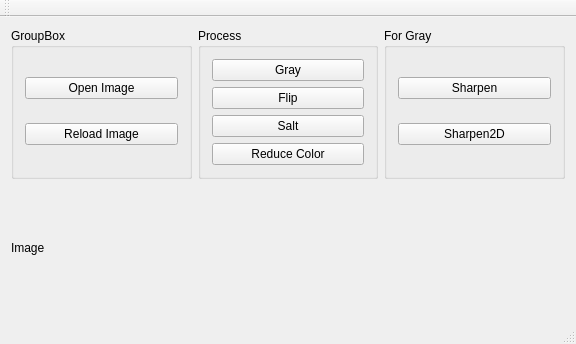
Above: OpenCarVision/mainwindow.ui from baidut/ITS before the change. Below: the same form after it.
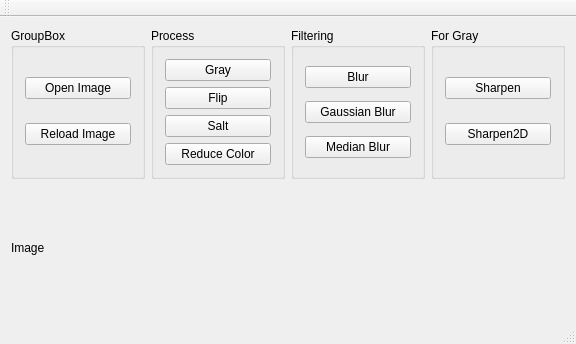
That is the form after the change.

Commit message: +低通滤波、中值滤波（适用于去除Salt）

The edit to the form file:
```diff
--- a/OpenCarVision/mainwindow.ui
+++ b/OpenCarVision/mainwindow.ui
@@ -15,36 +15,6 @@
   </property>
   <widget class="QWidget" name="centralWidget">
    <layout class="QGridLayout" name="gridLayout">
-    <item row="3" column="0" colspan="3">
-     <widget class="QLabel" name="label_img">
-      <property name="text">
-       <string>Image</string>
-      </property>
-     </widget>
-    </item>
-    <item row="0" column="2">
-     <widget class="QGroupBox" name="groupBox_2">
-      <property name="title">
-       <string>For Gray</string>
-      </property>
-      <layout class="QGridLayout" name="gridLayout_3">
-       <item row="0" column="0">
-        <widget class="QPushButton" name="pushButton_sharpen">
-         <property name="text">
-          <string>Sharpen</string>
-         </property>
-        </widget>
-       </item>
-       <item row="1" column="0">
-        <widget class="QPushButton" name="pushButton_sharpen2D">
-         <property name="text">
-          <string>Sharpen2D</string>
-         </property>
-        </widget>
-       </item>
-      </layout>
-     </widget>
-    </item>
     <item row="0" column="1">
      <widget class="QGroupBox" name="groupBox">
       <property name="title">
@@ -82,6 +52,29 @@
       </layout>
      </widget>
     </item>
+    <item row="0" column="3">
+     <widget class="QGroupBox" name="groupBox_2">
+      <property name="title">
+       <string>For Gray</string>
+      </property>
+      <layout class="QGridLayout" name="gridLayout_3">
+       <item row="0" column="0">
+        <widget class="QPushButton" name="pushButton_sharpen">
+         <property name="text">
+          <string>Sharpen</string>
+         </property>
+        </widget>
+       </item>
+       <item row="1" column="0">
+        <widget class="QPushButton" name="pushButton_sharpen2D">
+         <property name="text">
+          <string>Sharpen2D</string>
+         </property>
+        </widget>
+       </item>
+      </layout>
+     </widget>
+    </item>
     <item row="0" column="0">
      <widget class="QGroupBox" name="groupBox_3">
       <property name="title">
@@ -105,6 +98,43 @@
       </layout>
      </widget>
     </item>
+    <item row="3" column="0" colspan="4">
+     <widget class="QLabel" name="label_img">
+      <property name="text">
+       <string>Image</string>
+      </property>
+     </widget>
+    </item>
+    <item row="0" column="2">
+     <widget class="QGroupBox" name="groupBox_4">
+      <property name="title">
+       <string>Filtering</string>
+      </property>
+      <layout class="QVBoxLayout" name="verticalLayout">
+       <item>
+        <widget class="QPushButton" name="pushButton_blur">
+         <property name="text">
+          <string>Blur</string>
+         </property>
+        </widget>
+       </item>
+       <item>
+        <widget class="QPushButton" name="pushButton_gaussianBlur">
+         <property name="text">
+          <string>Gaussian Blur</string>
+         </property>
+        </widget>
+       </item>
+       <item>
+        <widget class="QPushButton" name="pushButton_medianBlur">
+         <property name="text">
+          <string>Median Blur</string>
+         </property>
+        </widget>
+       </item>
+      </layout>
+     </widget>
+    </item>
    </layout>
   </widget>
   <widget class="QMenuBar" name="menuBar">
```
The commit also changes 2 other files.
